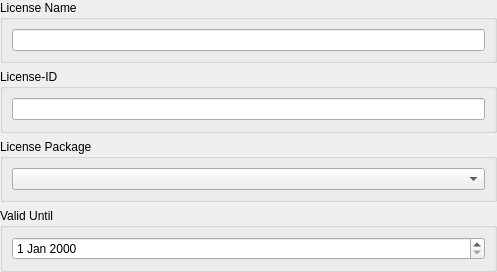
ImagingTools/ImtCore, file Include/imtgui/CLicenseInfoEditorGuiComp.ui: the form before one commit.
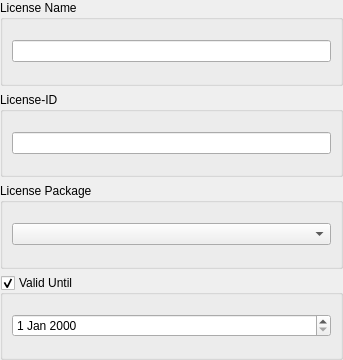
The form after the commit.

Commit message: Added license manager delegate

```diff
--- a/Include/imtgui/CLicenseInfoEditorGuiComp.ui
+++ b/Include/imtgui/CLicenseInfoEditorGuiComp.ui
@@ -6,8 +6,8 @@
    <rect>
     <x>0</x>
     <y>0</y>
-    <width>497</width>
-    <height>272</height>
+    <width>343</width>
+    <height>360</height>
    </rect>
   </property>
   <property name="windowTitle">
@@ -174,6 +174,9 @@
      <property name="title">
       <string>Valid Until</string>
      </property>
+     <property name="checkable">
+      <bool>true</bool>
+     </property>
      <layout class="QHBoxLayout" name="horizontalLayout_5">
       <item>
        <widget class="QDateEdit" name="ExpiredDate"/>
```
The commit also changes 8 other files.
